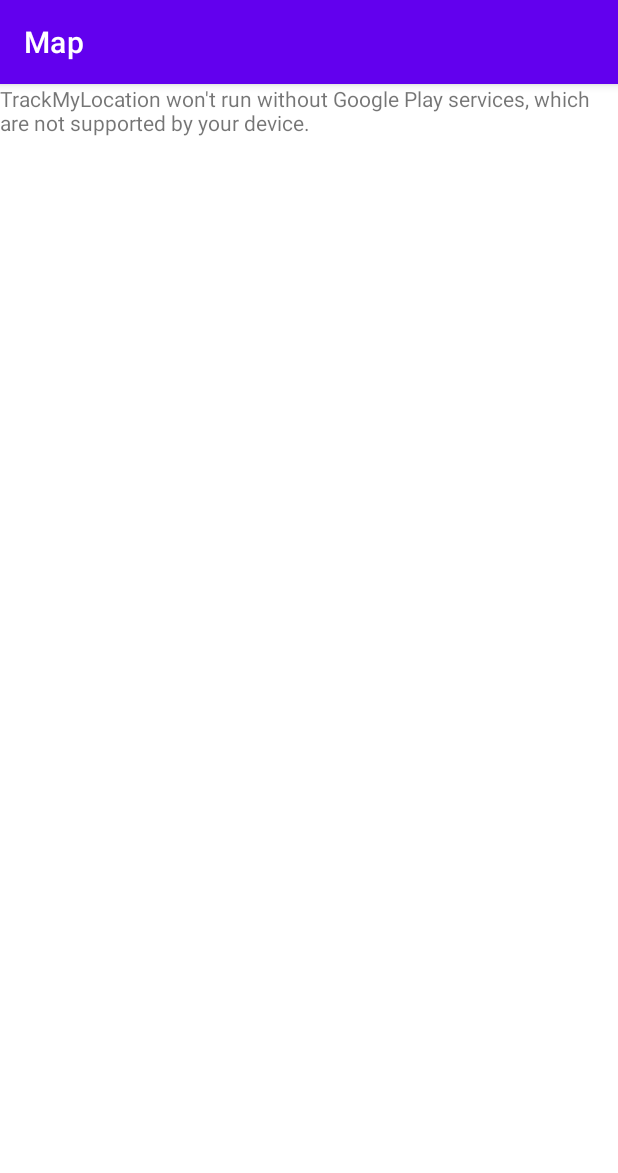
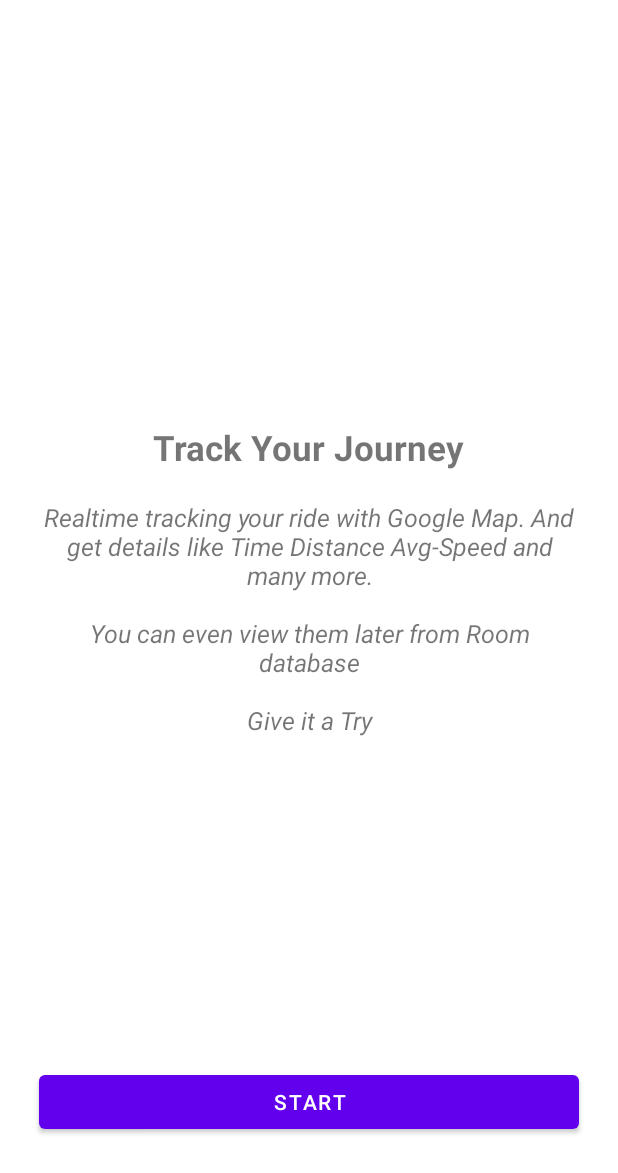
Before and after one commit to bimalgharagithubprofile/TrackMyLocation, an Android app: the screen it shows after launch (MapsActivity before the commit, HomeActivity after it), on a phone screen of 412 x 824 dp. Shown: the top 1173 px of the screen. Run offline under Robolectric (Android 15) with nearby library versions, the phone set to English and light mode, and no system bars; our stand-ins replace sdp/ssp sizes.

Commit message:
HomeScreen added & Location Permission added

```diff
--- /dev/null
+++ b/app/src/main/java/com/sample/trackmylocation/view/HomeActivity.kt
@@ -0,0 +1,90 @@
+package com.sample.trackmylocation.view
+
+import android.Manifest
+import android.content.Context
+import android.content.Intent
+import android.content.pm.PackageManager
+import android.location.LocationManager
+import androidx.appcompat.app.AppCompatActivity
+import android.os.Bundle
+import android.provider.Settings
+import androidx.core.app.ActivityCompat
+import androidx.core.content.ContextCompat
+import com.sample.trackmylocation.R
+import com.sample.trackmylocation.utils.log
+import kotlinx.android.synthetic.main.activity_home.*
+
+class HomeActivity : AppCompatActivity() {
+
+    companion object {
+        val PERMISSIONS_REQUEST_ACCESS_FINE_LOCATION = 1
+        var mLocationPermissionGranted = false
+
+    }
+
+    override fun onCreate(savedInstanceState: Bundle?) {
+        super.onCreate(savedInstanceState)
+        setContentView(R.layout.activity_home)
+
+        initClickListener()
+
+    }
+
+
+    private fun initClickListener() {
+        btn_start.setOnClickListener {
+            log("Start Journey")
+            if (mLocationPermissionGranted) {
+                goToMapsActivity()
+            } else {
+                getLocationPermission()
+            }
+        }
+    }
+
+    private fun goToMapsActivity() {
+        val manager = getSystemService(Context.LOCATION_SERVICE) as LocationManager
+        if(!manager.isProviderEnabled(LocationManager.GPS_PROVIDER)){
+            log("Location Disabled")
+            startActivity(Intent(Settings.ACTION_LOCATION_SOURCE_SETTINGS))
+        } else {
+            log("Location Enabled")
+            startActivity(Intent(this@HomeActivity, MapsActivity::class.java))
+        }
+    }
+
+
+    private fun getLocationPermission() {
+        mLocationPermissionGranted = false
+        if (ContextCompat.checkSelfPermission(
+                this.applicationContext,
+                Manifest.permission.ACCESS_FINE_LOCATION
+            )
+            == PackageManager.PERMISSION_GRANTED
+        ) {
+            mLocationPermissionGranted = true
+            goToMapsActivity()
+        } else {
+            ActivityCompat.requestPermissions(
+                this, arrayOf(Manifest.permission.ACCESS_FINE_LOCATION),
+                PERMISSIONS_REQUEST_ACCESS_FINE_LOCATION
+            )
+        }
+    }
+    override fun onRequestPermissionsResult(
+        requestCode: Int,
+        permissions: Array<String?>,
+        grantResults: IntArray
+    ) {
+        super.onRequestPermissionsResult(requestCode, permissions, grantResults)
+
+        mLocationPermissionGranted = false
+        when (requestCode) {
+            PERMISSIONS_REQUEST_ACCESS_FINE_LOCATION -> {
+                if (grantResults.isNotEmpty() && grantResults[0] == PackageManager.PERMISSION_GRANTED) {
+                    mLocationPermissionGranted = true
+                }
+            }
+        }
+    }
+}
--- a/app/src/main/java/com/sample/trackmylocation/MapsActivity.kt
+++ b/app/src/main/java/com/sample/trackmylocation/view/MapsActivity.kt
@@ -1,15 +1,15 @@
-package com.sample.trackmylocation
+package com.sample.trackmylocation.view
 
 import android.graphics.Color
 import android.graphics.Point
 import android.os.Bundle
 import androidx.appcompat.app.AppCompatActivity
 import com.google.android.gms.maps.*
-import com.google.android.gms.maps.GoogleMap.OnMapLoadedCallback
 import com.google.android.gms.maps.model.LatLng
 import com.google.android.gms.maps.model.MarkerOptions
 import com.google.android.gms.maps.model.PolylineOptions
 import com.google.maps.android.PolyUtil
+import com.sample.trackmylocation.R
 import kotlin.math.abs
 
 
@@ -53,7 +53,7 @@ class MapsActivity : AppCompatActivity(), OnMapReadyCallback {
         //addMarker at Starting Point
         addMarker(sourcePoints[0])
 
-        mGoogleMap.setOnMapLoadedCallback(OnMapLoadedCallback {
+        mGoogleMap.setOnMapLoadedCallback {
             var polyLineOptions = PolylineOptions()
             polyLineOptions.addAll(sourcePoints)
             polyLineOptions.width(10f)
@@ -63,7 +63,7 @@ class MapsActivity : AppCompatActivity(), OnMapReadyCallback {
 //            val carPos = LatLng(-35.281120, 149.129721)
             val carPos = sourcePoints.last()
 //            addMarker(carPos)
-            mGoogleMap.moveCamera(CameraUpdateFactory.newLatLngZoom(carPos, 15f))
+            mGoogleMap.animateCamera(CameraUpdateFactory.newLatLngZoom(carPos, 15f))
             for (i in 0 until sourcePoints.size - 1) {
                 val segmentP1 = sourcePoints[i]
                 val segmentP2 = sourcePoints[i + 1]
@@ -76,12 +76,13 @@ class MapsActivity : AppCompatActivity(), OnMapReadyCallback {
                     polyLineOptions.width(10f)
                     polyLineOptions.color(Color.RED)
                     mGoogleMap.addPolyline(polyLineOptions)
-                    val snappedToSegment = getMarkerProjectionOnSegment(carPos, segment, mGoogleMap.projection)
+                    val snappedToSegment =
+                        getMarkerProjectionOnSegment(carPos, segment, mGoogleMap.projection)
                     addMarker(snappedToSegment)
                     break
                 }
             }
-        })
+        }
     }
     private fun getMarkerProjectionOnSegment(carPos: LatLng, segment: List<LatLng>, projection: Projection): LatLng? {
         var markerProjection: LatLng? = null
--- /dev/null
+++ b/app/src/main/res/layout/activity_home.xml
@@ -0,0 +1,47 @@
+<?xml version="1.0" encoding="utf-8"?>
+<androidx.constraintlayout.widget.ConstraintLayout xmlns:android="http://schemas.android.com/apk/res/android"
+    xmlns:app="http://schemas.android.com/apk/res-auto"
+    xmlns:tools="http://schemas.android.com/tools"
+    android:layout_width="match_parent"
+    android:layout_height="match_parent"
+    tools:context=".view.HomeActivity">
+
+    <TextView
+        android:id="@+id/title"
+        android:layout_width="wrap_content"
+        android:layout_height="wrap_content"
+        android:layout_marginBottom="@dimen/_15sdp"
+        android:text="@string/track_your_journey"
+        android:textSize="@dimen/_18sdp"
+        android:textStyle="bold"
+        app:layout_constraintBottom_toTopOf="@+id/description"
+        app:layout_constraintEnd_toEndOf="parent"
+        app:layout_constraintStart_toStartOf="parent"/>
+    <TextView
+        android:id="@+id/description"
+        android:layout_width="0dp"
+        android:layout_height="wrap_content"
+        android:layout_marginStart="@dimen/_20sdp"
+        android:layout_marginEnd="@dimen/_20sdp"
+        android:text="@string/description"
+        android:textSize="@dimen/_13sdp"
+        android:textStyle="italic"
+        android:gravity="center"
+        app:layout_constraintBottom_toBottomOf="parent"
+        app:layout_constraintEnd_toEndOf="parent"
+        app:layout_constraintStart_toStartOf="parent"
+        app:layout_constraintTop_toTopOf="parent" />
+
+    <Button
+        android:id="@+id/btn_start"
+        android:layout_width="0dp"
+        android:layout_height="wrap_content"
+        android:layout_marginBottom="@dimen/_50sdp"
+        android:layout_marginStart="@dimen/_20sdp"
+        android:layout_marginEnd="@dimen/_20sdp"
+        android:text="Start"
+        app:layout_constraintEnd_toEndOf="parent"
+        app:layout_constraintStart_toStartOf="parent"
+        app:layout_constraintBottom_toBottomOf="parent"/>
+
+</androidx.constraintlayout.widget.ConstraintLayout>
--- a/app/src/main/res/layout/activity_maps.xml
+++ b/app/src/main/res/layout/activity_maps.xml
@@ -6,4 +6,4 @@
     android:name="com.google.android.gms.maps.SupportMapFragment"
     android:layout_width="match_parent"
     android:layout_height="match_parent"
-    tools:context=".MapsActivity" />
+    tools:context=".view.MapsActivity" />
--- a/app/src/main/res/values-night/themes.xml
+++ b/app/src/main/res/values-night/themes.xml
@@ -1,13 +1,13 @@
 <resources xmlns:tools="http://schemas.android.com/tools">
     <!-- Base application theme. -->
-    <style name="Theme.TrackMyLocation" parent="Theme.MaterialComponents.DayNight.DarkActionBar">
+    <style name="Theme.TrackMyLocation" parent="Theme.MaterialComponents.DayNight.NoActionBar">
         <!-- Primary brand color. -->
-        <item name="colorPrimary">@color/purple_200</item>
+        <item name="colorPrimary">@color/purple_500</item>
         <item name="colorPrimaryVariant">@color/purple_700</item>
-        <item name="colorOnPrimary">@color/black</item>
+        <item name="colorOnPrimary">@color/white</item>
         <!-- Secondary brand color. -->
         <item name="colorSecondary">@color/teal_200</item>
-        <item name="colorSecondaryVariant">@color/teal_200</item>
+        <item name="colorSecondaryVariant">@color/teal_700</item>
         <item name="colorOnSecondary">@color/black</item>
         <!-- Status bar color. -->
         <item name="android:statusBarColor" tools:targetApi="l">?attr/colorPrimaryVariant</item>
--- a/app/src/main/res/values/strings.xml
+++ b/app/src/main/res/values/strings.xml
@@ -1,4 +1,6 @@
 <resources>
     <string name="app_name">TrackMyLocation</string>
     <string name="title_activity_maps">Map</string>
+    <string name="track_your_journey">Track Your Journey</string>
+    <string name="description">Realtime tracking your ride with Google Map. And get details like Time Distance Avg-Speed and many more.\n\nYou can even view them later from Room database\n\nGive it a Try</string>
 </resources>
--- a/app/src/main/res/values/themes.xml
+++ b/app/src/main/res/values/themes.xml
@@ -1,6 +1,6 @@
 <resources xmlns:tools="http://schemas.android.com/tools">
     <!-- Base application theme. -->
-    <style name="Theme.TrackMyLocation" parent="Theme.MaterialComponents.DayNight.DarkActionBar">
+    <style name="Theme.TrackMyLocation" parent="Theme.MaterialComponents.DayNight.NoActionBar">
         <!-- Primary brand color. -->
         <item name="colorPrimary">@color/purple_500</item>
         <item name="colorPrimaryVariant">@color/purple_700</item>
--- a/build.gradle
+++ b/build.gradle
@@ -1,4 +1,7 @@
 // Top-level build file where you can add configuration options common to all sub-projects/modules.
+
+apply from: 'dependencies.gradle'
+
 buildscript {
     ext.kotlin_version = "1.4.30"
     repositories {
```
Also changed, not shown: app/build.gradle (+5 -2 lines), app/src/main/AndroidManifest.xml (+5 -5 lines), app/src/main/java/com/sample/trackmylocation/model/LastLocation.kt (added, +7 -0 lines), app/src/main/java/com/sample/trackmylocation/utils/ViewsUtils.kt (added, +24 -0 lines), dependencies.gradle (added, +26 -0 lines).
